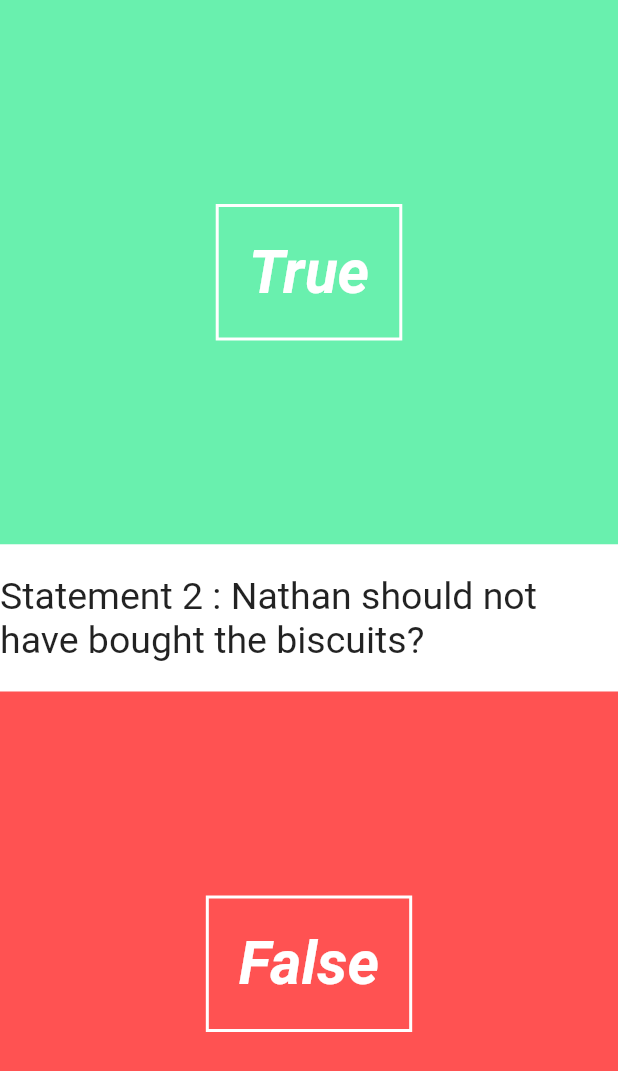
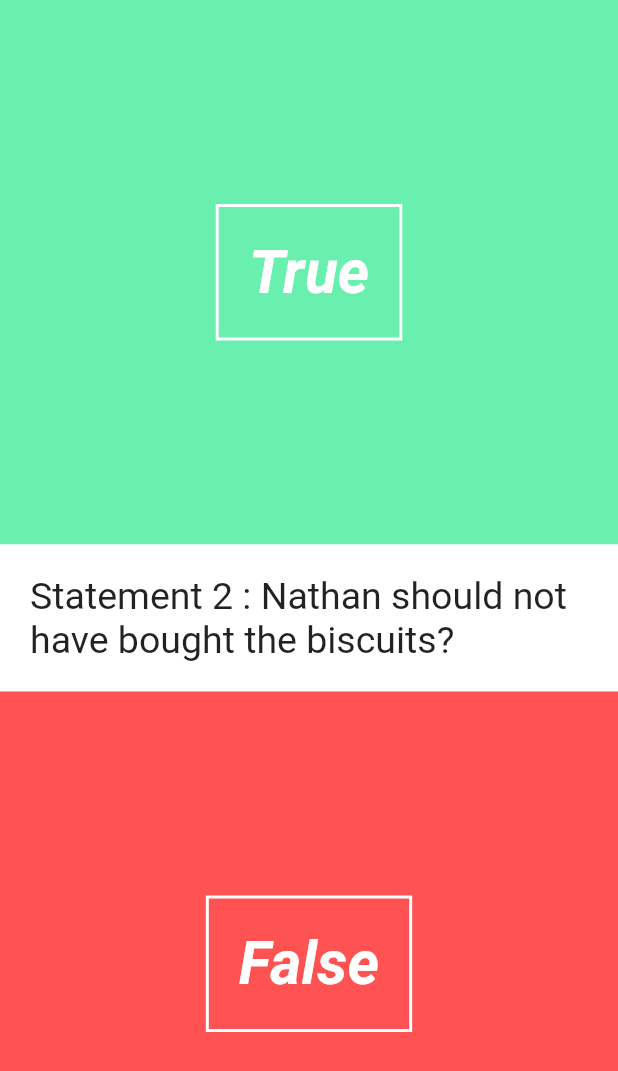
Before and after one commit to nszeitli/flutterQuiz, a Flutter app: the QuizPage widget shown alone on an empty page, opened directly, after a tap on "True", after a tap on "False", on a phone screen of 412 x 824 dp. Shown: the top 1071 px of the screen. Run offline on Flutter 3.47's test engine with Material 2 defaults, Android fonts, the phone set to English and light mode, and no system bars.

```diff
--- a/lib/main.dart
+++ b/lib/main.dart
@@ -6,6 +6,6 @@ import 'pages/score_page.dart';
 
 void main() {
   runApp(new MaterialApp(
-    home: new QuizPage(),
+    home: new LandingPage(),
   ));
 }
--- a/lib/pages/quiz_page.dart
+++ b/lib/pages/quiz_page.dart
@@ -58,7 +58,7 @@ class QuizPageState extends State<QuizPage> {
          overlayShouldBeVisable == true ? new CorrectWrongOverlay(isCorrect,
           () {
             if (quiz.length == questionNumber) {
-              Navigator.of(context).push(new MaterialPageRoute(builder: (BuildContext context) => new ScorePage(quiz.score, quiz.length)));
+              Navigator.of(context).pushAndRemoveUntil(new MaterialPageRoute(builder: (BuildContext context) => new ScorePage(quiz.score, quiz.length)), (Route route) => route == null);
               return;
             }
             currentQuestion = quiz.nextQuestion;
--- a/lib/ui/question_text.dart
+++ b/lib/ui/question_text.dart
@@ -46,7 +46,7 @@ class QuestionTextState extends State<QuestionText> with SingleTickerProviderSta
     return new Material(
       color: Colors.white,
       child: new Padding(
-        padding: new EdgeInsets.symmetric(vertical: 20.0),
+        padding: new EdgeInsets.all(20.0),
         child: new Center(
           child: new Text("Statement " + widget._questionNumber.toString() + " : " + widget._question,
             style: new TextStyle(fontSize: _fontSizeAnimation.value * 25),
--- a/lib/utils/quiz.dart
+++ b/lib/utils/quiz.dart
@@ -16,7 +16,7 @@ class Quiz{
 
   Question get nextQuestion {
     _currentQuestionIndex++;
-    if(_currentQuestionIndex >= _questions.length) {_currentQuestionIndex = 0; return _questions[_currentQuestionIndex];}
+    if(_currentQuestionIndex >= _questions.length) {return null;}
     else {return _questions[_currentQuestionIndex];}
   }
 
```
Also changed, not shown: lib/pages/score_page.dart (+5 -4 lines).
